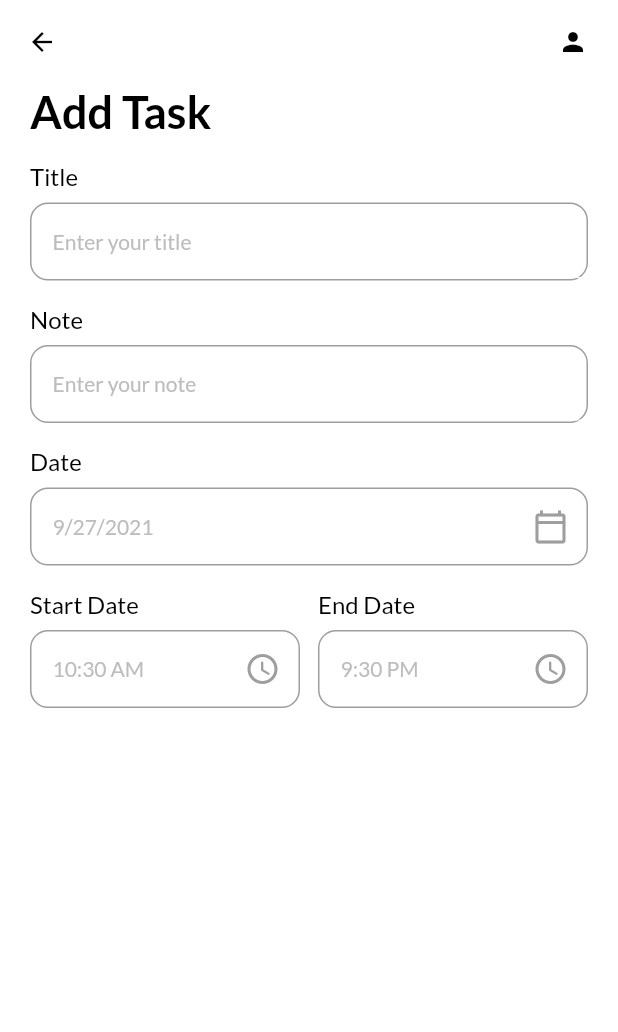
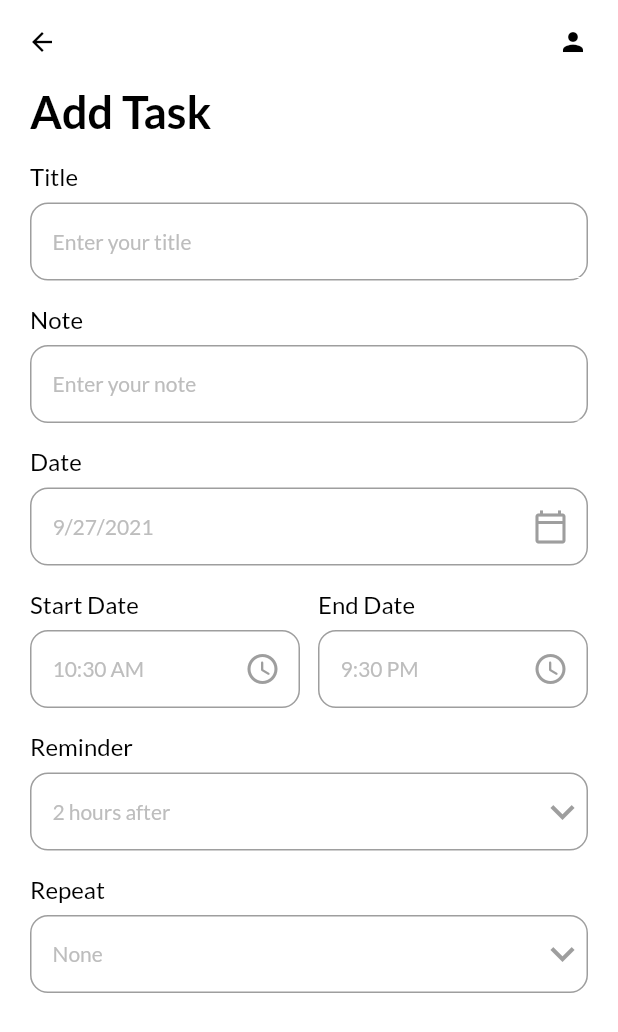
Before and after one commit to Giancarmine/iris, a Flutter app: the screen it shows after launch, after a tap on "+ Add Task", on a phone screen of 412 x 824 dp. Shown: the top 1032 px of the screen. Run offline on Flutter 3.47's test engine with Material 2 defaults, Android fonts, the phone set to English and light mode, and no system bars; our stand-ins replace date_picker_timeline, flutter_local_notifications, get, get_storage, google_fonts, timezone.

Commit message:
Add fields in add task page and improve calendar view

```diff
--- a/lib/screens/add_task_bar.dart
+++ b/lib/screens/add_task_bar.dart
@@ -15,6 +15,21 @@ class _AddTaskPageState extends State<AddTaskPage> {
   DateTime _selectedDate = DateTime.now();
   String _endTime = "9:30 PM";
   String _startTime = DateFormat("hh:mm a").format(DateTime.now()).toString();
+  int _selectedReminder = 2;
+  List<int> reminderList = [
+    1,
+    2,
+    3,
+    4,
+    5,
+  ];
+  String _selectedRepeat = "None";
+  List<String> repeatList = [
+    "None",
+    "Daily",
+    "Weekly",
+    "Monthly",
+  ];
 
   @override
   Widget build(BuildContext context) {
@@ -42,7 +57,6 @@ class _AddTaskPageState extends State<AddTaskPage> {
                     color: Colors.grey,
                   ),
                   onPressed: () {
-                    print("Hi there");
                     _getDateFormUser();
                   },
                 ),
@@ -83,6 +97,63 @@ class _AddTaskPageState extends State<AddTaskPage> {
                     ),
                   ),
                 ],
+              ),
+              MyInputField(
+                title: "Reminder",
+                hint: "$_selectedReminder hours after",
+                widget: DropdownButton(
+                  icon: const Icon(
+                    Icons.keyboard_arrow_down,
+                    color: Colors.grey,
+                  ),
+                  iconSize: 32,
+                  elevation: 4,
+                  style: subTitleStyle,
+                  underline: Container(
+                    height: 0,
+                  ),
+                  onChanged: (String? newValue) {
+                    setState(() {
+                      _selectedReminder = int.parse(newValue!);
+                    });
+                  },
+                  items:
+                      reminderList.map<DropdownMenuItem<String>>((int value) {
+                    return DropdownMenuItem<String>(
+                      value: value.toString(),
+                      child: Text(value.toString()),
+                    );
+                  }).toList(),
+                ),
+              ),
+              MyInputField(
+                title: "Repeat",
+                hint: _selectedRepeat,
+                widget: DropdownButton(
+                  icon: const Icon(
+                    Icons.keyboard_arrow_down,
+                    color: Colors.grey,
+                  ),
+                  iconSize: 32,
+                  elevation: 4,
+                  style: subTitleStyle,
+                  underline: Container(
+                    height: 0,
+                  ),
+                  onChanged: (String? newValue) {
+                    setState(() {
+                      _selectedRepeat = newValue!;
+                    });
+                  },
+                  items:
+                      repeatList.map<DropdownMenuItem<String>>((String? value) {
+                    return DropdownMenuItem<String>(
+                      value: value,
+                      child: Text(value!,
+                          style: const TextStyle(color: Colors.grey)),
+                    );
+                  }).toList(),
+                ),
               ),
             ],
           ),
--- a/lib/screens/home_page.dart
+++ b/lib/screens/home_page.dart
@@ -38,44 +38,6 @@ class _HomePageState extends State<HomePage> {
           _addTaskBar(),
           _addDataBar(),
         ],
-      ),
-    );
-  }
-
-  _addDataBar() {
-    return Container(
-      margin: const EdgeInsets.only(top: 20, left: 20),
-      child: DatePicker(
-        DateTime.now(),
-        height: 100,
-        width: 80,
-        initialSelectedDate: DateTime.now(),
-        selectionColor: primaryClr,
-        selectedTextColor: Colors.white,
-        dateTextStyle: GoogleFonts.lato(
-          textStyle: const TextStyle(
-            fontSize: 20,
-            fontWeight: FontWeight.w600,
-            color: Colors.grey,
-          ),
-        ),
-        dayTextStyle: GoogleFonts.lato(
-          textStyle: const TextStyle(
-            fontSize: 16,
-            fontWeight: FontWeight.w600,
-            color: Colors.grey,
-          ),
-        ),
-        monthTextStyle: GoogleFonts.lato(
-          textStyle: const TextStyle(
-            fontSize: 14,
-            fontWeight: FontWeight.w600,
-            color: Colors.grey,
-          ),
-        ),
-        onDateChange: (date) {
-          _selectedDate = date;
-        },
       ),
     );
   }
@@ -141,4 +103,44 @@ class _HomePageState extends State<HomePage> {
       ],
     );
   }
+
+  _addDataBar() {
+    var todayDate = DateTime(2018, 1, 13);
+
+    return Container(
+      margin: const EdgeInsets.only(top: 20, left: 20),
+      child: DatePicker(
+        DateTime(todayDate.year, todayDate.month, todayDate.day - 3),
+        height: 100,
+        width: 80,
+        initialSelectedDate: todayDate,
+        selectionColor: primaryClr,
+        selectedTextColor: Colors.white,
+        dateTextStyle: GoogleFonts.lato(
+          textStyle: const TextStyle(
+            fontSize: 20,
+            fontWeight: FontWeight.w600,
+            color: Colors.grey,
+          ),
+        ),
+        dayTextStyle: GoogleFonts.lato(
+          textStyle: const TextStyle(
+            fontSize: 16,
+            fontWeight: FontWeight.w600,
+            color: Colors.grey,
+          ),
+        ),
+        monthTextStyle: GoogleFonts.lato(
+          textStyle: const TextStyle(
+            fontSize: 14,
+            fontWeight: FontWeight.w600,
+            color: Colors.grey,
+          ),
+        ),
+        onDateChange: (date) {
+          _selectedDate = date;
+        },
+      ),
+    );
+  }
 }
```
